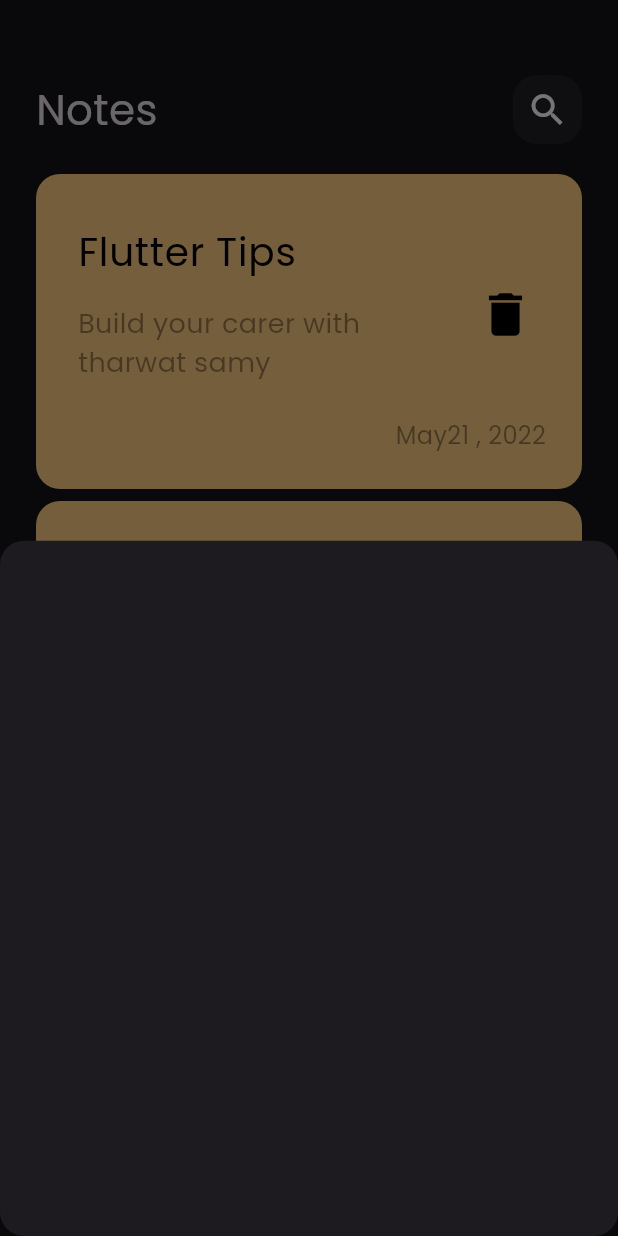
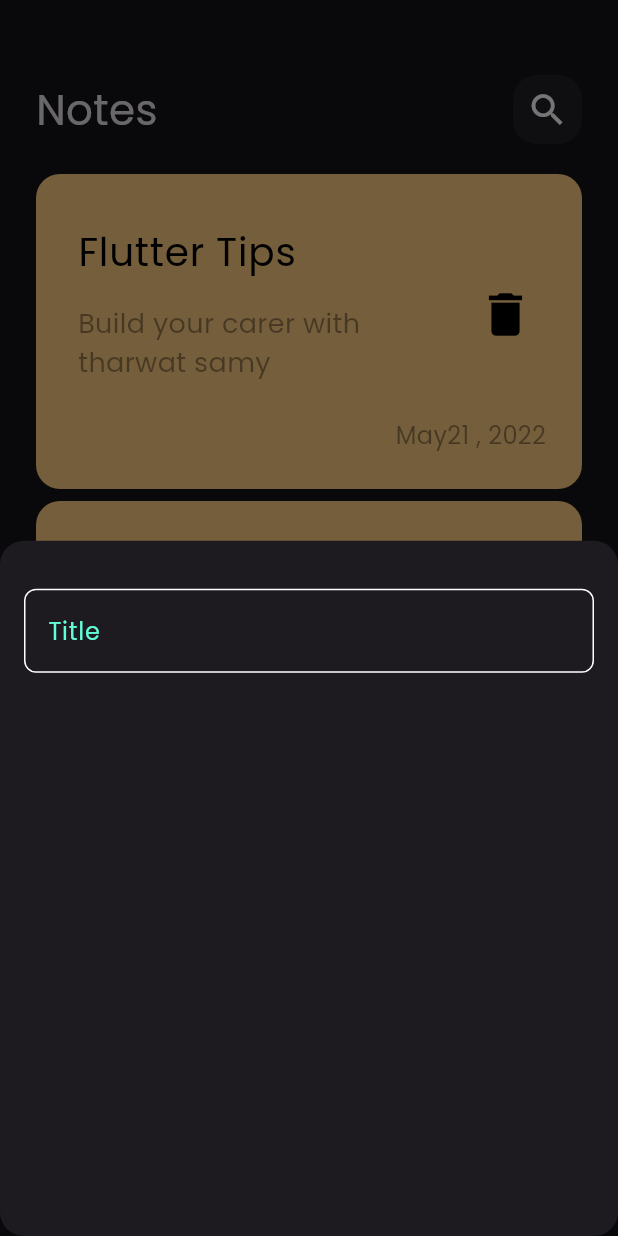
Before and after one commit to marselino74/Notes_app, a Flutter app: the screen it shows after launch, after a tap on the "add" icon, on a phone screen of 412 x 824 dp. Run offline on Flutter 3.47's test engine with Material 3 defaults, Android fonts, the phone set to English and light mode, and no system bars.

Commit message:
create custome text field

```diff
--- /dev/null
+++ b/lib/Constants.dart
@@ -0,0 +1,3 @@
+import 'dart:ui';
+
+const kPrimaryColor = const Color(0xff62FCD7);
--- a/lib/Widgets/AddNoteButtomSheet.dart
+++ b/lib/Widgets/AddNoteButtomSheet.dart
@@ -1,10 +1,21 @@
 import 'package:flutter/material.dart';
+import 'package:notes_app/Widgets/Custome_Text_feild.dart';
 
 class AddNoteButtomSheet extends StatelessWidget {
   const AddNoteButtomSheet({super.key});
 
   @override
   Widget build(BuildContext context) {
-    return Container();
+    return const Padding(
+      padding: EdgeInsets.symmetric(horizontal: 16.0),
+      child: Column(
+        children: [
+          SizedBox(
+            height: 32,
+          ),
+          CustomeTextFeild(),
+        ],
+      ),
+    );
   }
 }
--- /dev/null
+++ b/lib/Widgets/Custome_Text_feild.dart
@@ -0,0 +1,27 @@
+import 'package:flutter/material.dart';
+import 'package:notes_app/Constants.dart';
+
+class CustomeTextFeild extends StatelessWidget {
+  const CustomeTextFeild({super.key});
+
+  @override
+  Widget build(BuildContext context) {
+    return TextField(
+      cursorColor: kPrimaryColor,
+      decoration: InputDecoration(
+        hintText: 'Title',
+        hintStyle: const TextStyle(color: kPrimaryColor),
+        border: buildBorder(),
+        enabledBorder: buildBorder(),
+        focusedBorder: buildBorder(kPrimaryColor),
+      ),
+    );
+  }
+
+  OutlineInputBorder buildBorder([color]) {
+    return OutlineInputBorder(
+      borderRadius: BorderRadius.circular(8),
+      borderSide: BorderSide(color: color ?? Colors.white),
+    );
+  }
+}
```
